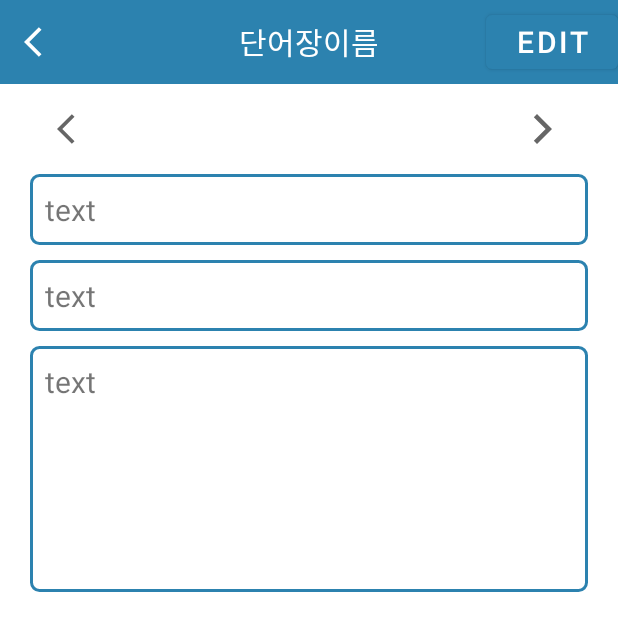
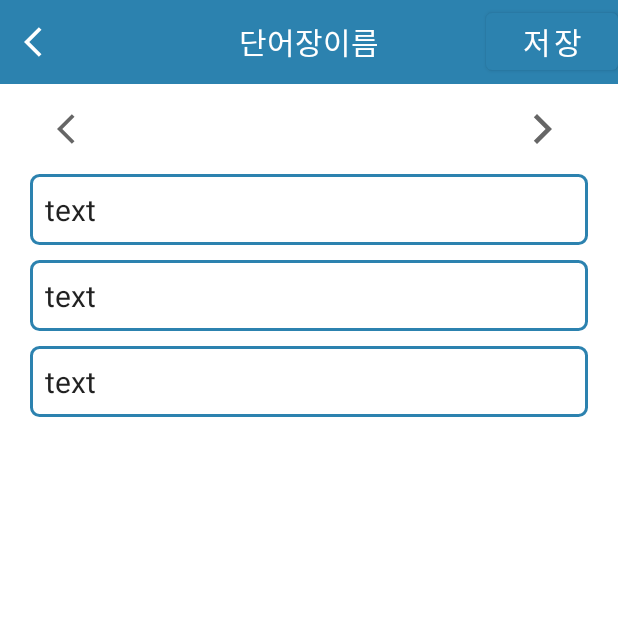
Before and after one commit to danielKim614/Amgibbang, an Android app: the WordActivity screen opened directly, with no data from a screen before it, after a tap on "EDIT", on a phone screen of 412 x 824 dp. Shown: the top 631 px of the screen. Run offline under Robolectric (Android 15) with nearby library versions, the phone set to English and light mode, and no system bars.

Commit message:
word 수정

```diff
--- a/app/src/main/java/com/cookandroid/amgibbang/WordActivity.java
+++ b/app/src/main/java/com/cookandroid/amgibbang/WordActivity.java
@@ -6,9 +6,12 @@ import androidx.appcompat.widget.Toolbar;
 import android.os.Bundle;
 import android.view.MenuItem;
 import android.view.View;
+import android.widget.Button;
+import android.widget.EditText;
 import android.widget.TextView;
 
 public class WordActivity extends AppCompatActivity {
+    boolean editState = false;
 
 
     @Override
@@ -30,7 +33,22 @@ public class WordActivity extends AppCompatActivity {
 
     public void onButtonClick(View view) {
         switch(view.getId()) {
-            case R.id.word_button_edit: ;  // 단어 상세 내용 편집하기 (edit 버튼 저장 버튼으로 바꾸고 텍스트뷰 editable하게 변경)
+            case R.id.word_button_edit:  // 단어 상세 내용 편집하기 (edit 버튼 저장 버튼으로 바꾸고 텍스트뷰 editable하게 변경)
+                if (editState == false) {
+                    editState = true;
+                    Button editButton = findViewById(R.id.word_button_edit);
+                    editButton.setText("저장");
+                    findViewById(R.id.word_text_word).setEnabled(true);
+                    findViewById(R.id.word_text_meaning).setEnabled(true);
+                    findViewById(R.id.word_text_explanation).setEnabled(true);
+                } else {
+                    editState = false;
+                    Button editButton = findViewById(R.id.word_button_edit);
+                    editButton.setText(R.string.edit);
+                    findViewById(R.id.word_text_word).setEnabled(false);
+                    findViewById(R.id.word_text_meaning).setEnabled(false);
+                    findViewById(R.id.word_text_explanation).setEnabled(false);
+                }
             case R.id.word_button_prev_word: ; // 이전 단어로 넘어가기
             case R.id.word_button_next_word: ; // 다음 단어로 넘어가기
         }
--- a/app/src/main/res/layout/activity_word.xml
+++ b/app/src/main/res/layout/activity_word.xml
@@ -41,7 +41,8 @@
 
     </LinearLayout>
 
-    <TextView
+    <EditText
+        android:id="@+id/word_text_word"
         android:layout_width="match_parent"
         android:layout_height="wrap_content"
         android:layout_marginLeft="20dp"
@@ -49,9 +50,12 @@
         android:padding="10dp"
         android:textSize="20sp"
         android:background="@drawable/word_background_textview"
-        android:text="text"/>
+        android:text="text"
+        android:inputType="text"
+        android:enabled="false"/>
 
-    <TextView
+    <EditText
+        android:id="@+id/word_text_meaning"
         android:layout_width="match_parent"
         android:layout_height="wrap_content"
         android:layout_marginTop="10dp"
@@ -60,9 +64,12 @@
         android:padding="10dp"
         android:textSize="20sp"
         android:background="@drawable/word_background_textview"
-        android:text="text"/>
+        android:text="text"
+        android:inputType="text"
+        android:enabled="false"/>
 
-    <TextView
+    <EditText
+        android:id="@+id/word_text_explanation"
         android:layout_width="match_parent"
         android:layout_height="wrap_content"
         android:layout_marginTop="10dp"
@@ -72,6 +79,8 @@
         android:padding="10dp"
         android:textSize="20sp"
         android:background="@drawable/word_background_textview"
-        android:text="text"/>
+        android:text="text"
+        android:inputType="text"
+        android:enabled="false"/>
 
 </LinearLayout>
```
